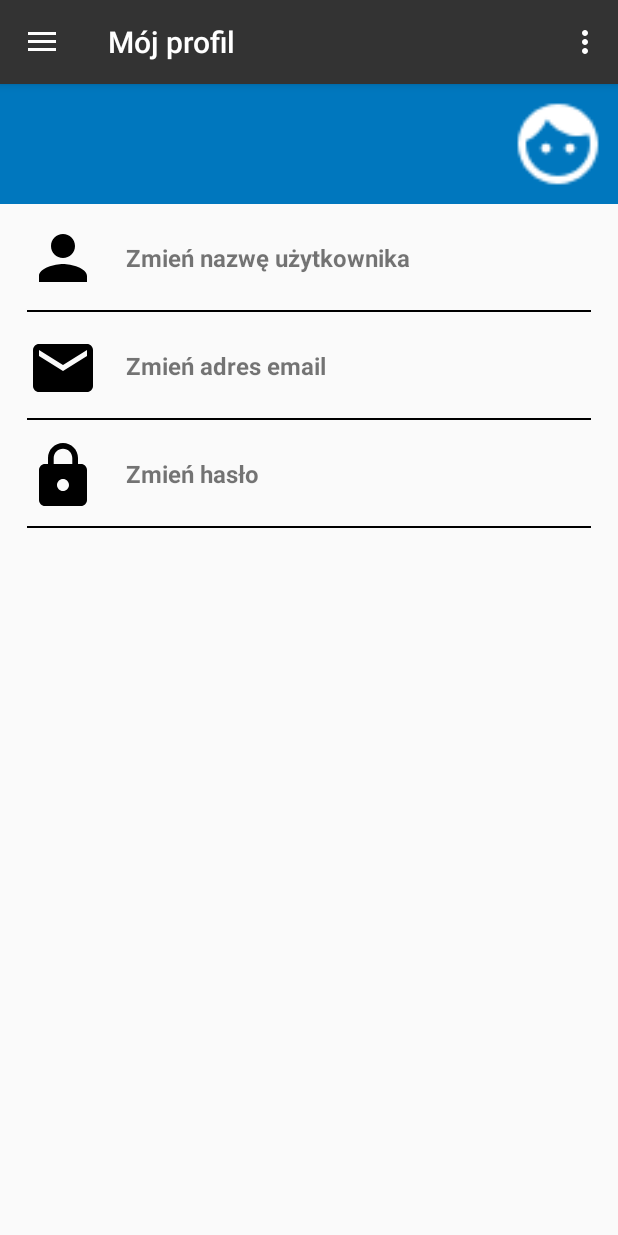
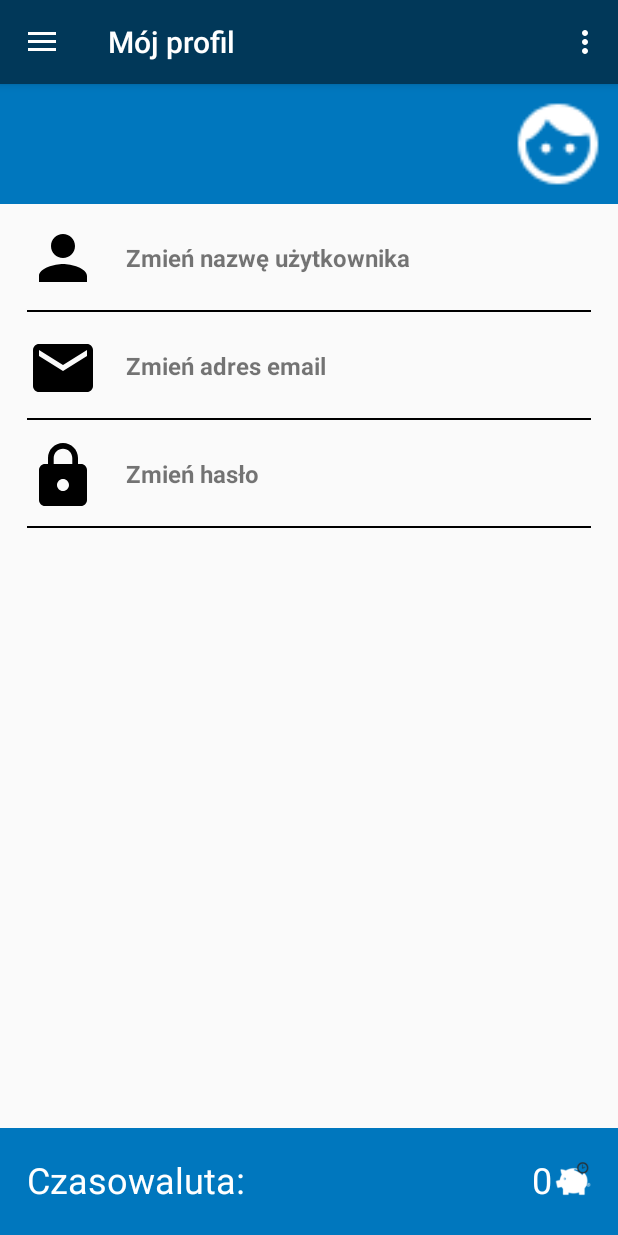
Before and after one commit to DenisLewandowski/Bank-Czasu---Aplikacja-Mobilna-do-wymiany-uslug, an Android app: the screen it shows after launch once a user with an empty profile is signed in (MainActivity), in the side drawer, after a tap on "Mój profil", on a phone screen of 412 x 824 dp. Run offline under Robolectric (Android 15) with nearby library versions, the phone set to English and light mode, and no system bars; our stand-ins replace Firebase (no records; nobody signed in at launch, a user with empty details on screens opened directly); 2 statements that could not run were skipped.

Commit message:
BNKC-8 User can see time currency value

```diff
--- a/app/src/main/java/pl/denislewandowski/bankczasu/MainActivity.java
+++ b/app/src/main/java/pl/denislewandowski/bankczasu/MainActivity.java
@@ -13,10 +13,16 @@ import android.support.v7.app.AppCompatActivity;
 import android.support.v7.widget.Toolbar;
 import android.view.Menu;
 import android.view.MenuItem;
+import android.widget.TextView;
 import android.widget.Toast;
 
 import com.example.bankczasu.R;
 import com.google.firebase.auth.FirebaseAuth;
+import com.google.firebase.database.DataSnapshot;
+import com.google.firebase.database.DatabaseError;
+import com.google.firebase.database.DatabaseReference;
+import com.google.firebase.database.FirebaseDatabase;
+import com.google.firebase.database.ValueEventListener;
 
 public class MainActivity extends AppCompatActivity
         implements NavigationView.OnNavigationItemSelectedListener {
@@ -26,6 +32,8 @@ public class MainActivity extends AppCompatActivity
     private boolean backPressedShouldCloseApp;
     private long backPressed;
     private DrawerLayout drawer;
+    private TextView timeCurrencyValueTextView;
+    private DatabaseReference databaseUser;
 
     FragmentTransaction ft;
 
@@ -37,11 +45,14 @@ public class MainActivity extends AppCompatActivity
         setSupportActionBar(toolbar);
 
         DrawerLayout drawer = findViewById(R.id.drawer_layout);
+        NavigationView navigationView = findViewById(R.id.nav_view);
+        timeCurrencyValueTextView = navigationView.getHeaderView(0).findViewById(R.id.time_currency_value_header);
         ActionBarDrawerToggle toggle = new ActionBarDrawerToggle(
                 this, drawer, toolbar, R.string.navigation_drawer_open, R.string.navigation_drawer_close);
         drawer.addDrawerListener(toggle);
         toggle.syncState();
 
+        databaseUser = FirebaseDatabase.getInstance().getReference("Users");
         mAuth = FirebaseAuth.getInstance();
         mAuthListener = new FirebaseAuth.AuthStateListener() {
             @Override
@@ -57,7 +68,21 @@ public class MainActivity extends AppCompatActivity
         ft.commit();
         backPressedShouldCloseApp = true;
 
-        NavigationView navigationView = findViewById(R.id.nav_view);
+        databaseUser.child(mAuth.getCurrentUser().getUid())
+                .child("timeCurrency")
+                .addValueEventListener(new ValueEventListener() {
+            @Override
+            public void onDataChange(@NonNull DataSnapshot dataSnapshot) {
+                int userTimeCurrencyValue = dataSnapshot.getValue(Integer.class);
+                timeCurrencyValueTextView.setText(String.valueOf(userTimeCurrencyValue));
+            }
+
+            @Override
+            public void onCancelled(@NonNull DatabaseError databaseError) {
+
+            }
+        });
+
         navigationView.setNavigationItemSelectedListener(this);
     }
 
--- a/app/src/main/java/pl/denislewandowski/bankczasu/MyProfileFragment.java
+++ b/app/src/main/java/pl/denislewandowski/bankczasu/MyProfileFragment.java
@@ -20,6 +20,11 @@ import com.google.android.gms.tasks.Task;
 import com.google.firebase.auth.FirebaseAuth;
 import com.google.firebase.auth.FirebaseUser;
 import com.google.firebase.auth.UserProfileChangeRequest;
+import com.google.firebase.database.DataSnapshot;
+import com.google.firebase.database.DatabaseError;
+import com.google.firebase.database.DatabaseReference;
+import com.google.firebase.database.FirebaseDatabase;
+import com.google.firebase.database.ValueEventListener;
 
 public class MyProfileFragment extends Fragment {
 
@@ -27,6 +32,9 @@ public class MyProfileFragment extends Fragment {
     private RelativeLayout changeLoginView, changeEmailView, changePasswordView;
     private TextView userLogin, userEmail;
     private ImageView userImage;
+    private TextView timeCurrencyValueTextView;
+
+    private DatabaseReference db;
 
     @Override
     public View onCreateView(LayoutInflater inflater, ViewGroup container,
@@ -43,6 +51,7 @@ public class MyProfileFragment extends Fragment {
         userLogin = getView().findViewById(R.id.userLoginTextView);
         userEmail = getView().findViewById(R.id.userEmailTextView);
         userImage = getView().findViewById(R.id.userImageView);
+        timeCurrencyValueTextView = getView().findViewById(R.id.time_currency_value);
 
         setUpUserInformation();
 
@@ -68,6 +77,20 @@ public class MyProfileFragment extends Fragment {
             @Override
             public void onClick(View view) {
                 createDialog(ChangeDataDialog.CHANGE_PASSWORD_DIALOG);
+            }
+        });
+
+        db = FirebaseDatabase.getInstance().getReference("Users");
+        db.child(user.getUid()).child("timeCurrency").addListenerForSingleValueEvent(new ValueEventListener() {
+            @Override
+            public void onDataChange(@NonNull DataSnapshot dataSnapshot) {
+                int timeCurrencyValue = dataSnapshot.getValue(Integer.class);
+                timeCurrencyValueTextView.setText(String.valueOf(timeCurrencyValue));
+            }
+
+            @Override
+            public void onCancelled(@NonNull DatabaseError databaseError) {
+
             }
         });
     }
--- a/app/src/main/java/pl/denislewandowski/bankczasu/ServicesNeededFragment.java
+++ b/app/src/main/java/pl/denislewandowski/bankczasu/ServicesNeededFragment.java
@@ -39,9 +39,7 @@ public class ServicesNeededFragment extends Fragment {
 //        Service service3 = new Service();
 //        service3.setName("Oferta Trzecia");
 
-        FirebaseDatabase database = FirebaseDatabase.getInstance();
-        DatabaseReference myRef = database.getReference();
-        myRef.setValue(service);
+
 
         List<Service> services = new ArrayList<>();
         services.add(service);
--- a/app/src/main/java/pl/denislewandowski/bankczasu/SignUpActivity.java
+++ b/app/src/main/java/pl/denislewandowski/bankczasu/SignUpActivity.java
@@ -17,6 +17,7 @@ import com.google.android.gms.tasks.Task;
 import com.google.firebase.auth.AuthResult;
 import com.google.firebase.auth.FirebaseAuth;
 import com.google.firebase.auth.FirebaseAuthUserCollisionException;
+import com.google.firebase.database.FirebaseDatabase;
 
 public class SignUpActivity extends AppCompatActivity {
 
@@ -58,6 +59,9 @@ public class SignUpActivity extends AppCompatActivity {
             @Override
             public void onComplete(@NonNull Task<AuthResult> task) {
                 if (task.isSuccessful()) {
+                    FirebaseDatabase.getInstance().getReference("Users")
+                            .child(FirebaseAuth.getInstance().getCurrentUser().getUid())
+                            .child("timeCurrency").setValue(4);
                     Toast.makeText(SignUpActivity.this, "Rejestracja przebiegła pomyślnie!", Toast.LENGTH_LONG).show();
                     finish();
                 } else {
--- a/app/src/main/res/layout/content_main.xml
+++ b/app/src/main/res/layout/content_main.xml
@@ -10,5 +10,4 @@
     tools:context="pl.denislewandowski.bankczasu.MainActivity"
     tools:showIn="@layout/app_bar_main">
 
-
 </LinearLayout>
--- a/app/src/main/res/layout/fragment_my_profile.xml
+++ b/app/src/main/res/layout/fragment_my_profile.xml
@@ -16,10 +16,10 @@
             android:layout_width="wrap_content"
             android:layout_height="wrap_content"
             android:layout_marginStart="18dp"
-            android:layout_marginTop="8dp"
+            android:layout_marginTop="14dp"
             android:text="null"
             android:textColor="#FFF"
-            android:textSize="24sp"
+            android:textSize="18sp"
             android:textStyle="bold" />
 
         <TextView
@@ -146,7 +146,52 @@
             android:background="@color/colorPrimaryDark" />
     </RelativeLayout>
 
+    <RelativeLayout
+        android:layout_width="match_parent"
+        android:layout_height="match_parent">
 
+        <RelativeLayout
+            android:layout_width="match_parent"
+            android:layout_height="@dimen/myprofile_element_height"
+            android:background="@color/oceanBlue"
+            android:layout_alignParentBottom="true">
+
+        <TextView
+            android:layout_width="wrap_content"
+            android:layout_height="match_parent"
+            android:layout_marginStart="@dimen/icon_myprofile_margin"
+            android:textColor="#FFF"
+            android:layout_marginTop="18dp"
+            android:textSize="24sp"
+            android:text="@string/time_currency"
+            />
+
+            <TextView
+                android:id="@+id/time_currency_value"
+                android:layout_width="wrap_content"
+                android:layout_height="wrap_content"
+                android:text="0"
+                android:layout_toLeftOf="@id/currencyImg"
+                android:textColor="#FFF"
+                android:layout_marginStart="12dp"
+                android:layout_marginTop="18dp"
+                android:textSize="24sp"
+                />
+
+            <ImageView
+                android:id="@+id/currencyImg"
+                android:layout_width="24dp"
+                android:layout_height="24dp"
+                android:src="@drawable/ic_timecurrency"
+                android:layout_alignParentEnd="true"
+                android:layout_marginEnd="@dimen/icon_myprofile_margin"
+                android:layout_marginStart="2dp"
+                android:layout_marginTop="22dp"
+                />
+    </RelativeLayout>
+
+
+    </RelativeLayout>
 
 
 </LinearLayout>
--- a/app/src/main/res/values/colors.xml
+++ b/app/src/main/res/values/colors.xml
@@ -1,6 +1,6 @@
 <?xml version="1.0" encoding="utf-8"?>
 <resources>
-    <color name="colorPrimary">#333</color>
+    <color name="colorPrimary">#013859</color>
     <color name="colorPrimaryDark">#000</color>
     <color name="colorAccent">#FFFFFF</color>
     <color name="googleRed">#dd4b39</color>
--- a/app/src/main/res/values/strings.xml
+++ b/app/src/main/res/values/strings.xml
@@ -32,6 +32,7 @@
     <string name="change">Zmień</string>
     <string name="cancel">Anuluj</string>
     <string name="close">Zamknij</string>
+    <string name="time_currency">Czasowaluta: </string>
 
     <string name="about_app_description">Autor aplikacji:\nDenis Lewandowski\n\nAplikacja stworzona w ramach pracy inżynierskiej.</string>
 
```
Also changed, not shown: app/src/main/java/pl/denislewandowski/bankczasu/LoginActivity.java (+11 -3 lines), app/src/main/res/layout/nav_header_main.xml (+31 -11 lines), app/src/main/res/drawable/bank_czasu_logo.png (added), app/src/main/res/drawable/ic_timecurrency.png (added), app/src/main/res/drawable/ic_timecurrency_24.png (added).
